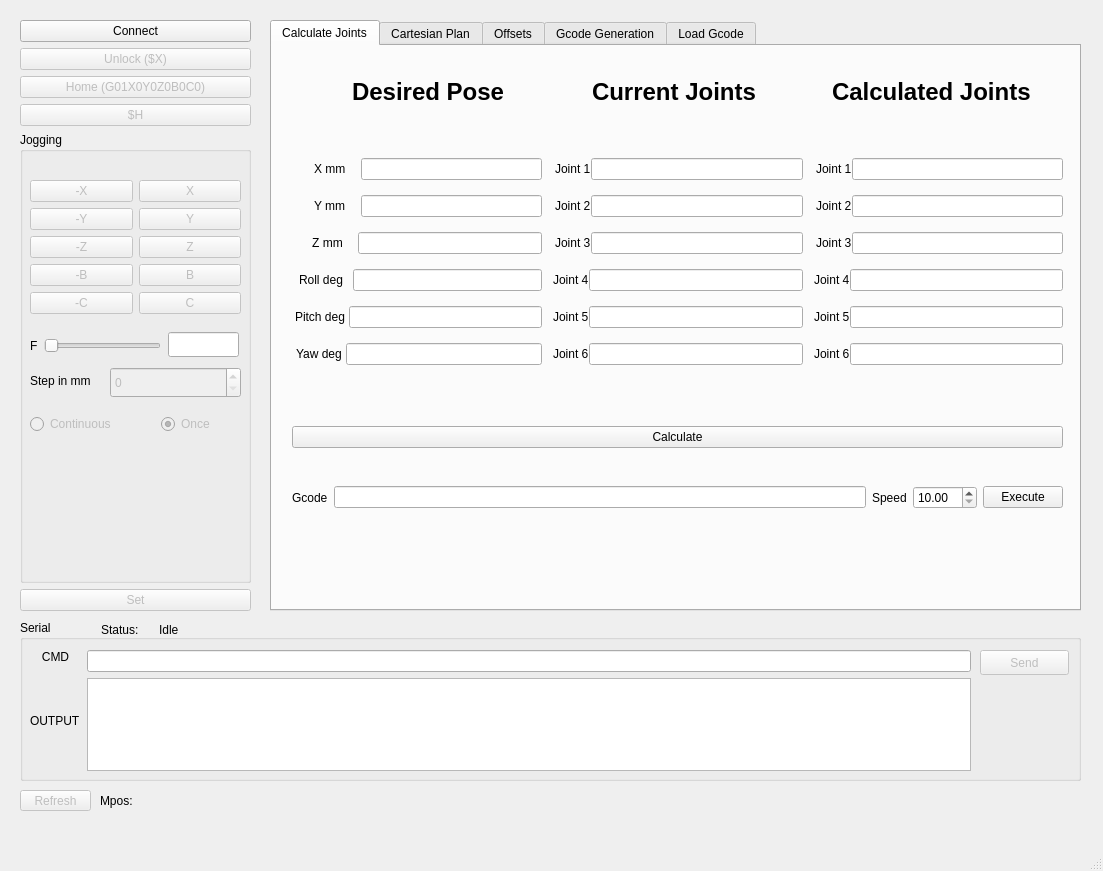
First picture: the form in dummy_robot_moveit_config/pyqt/DoldGuiRoboter.ui, repository ajosuemendez/5_Achse_Maschine, before the edit.
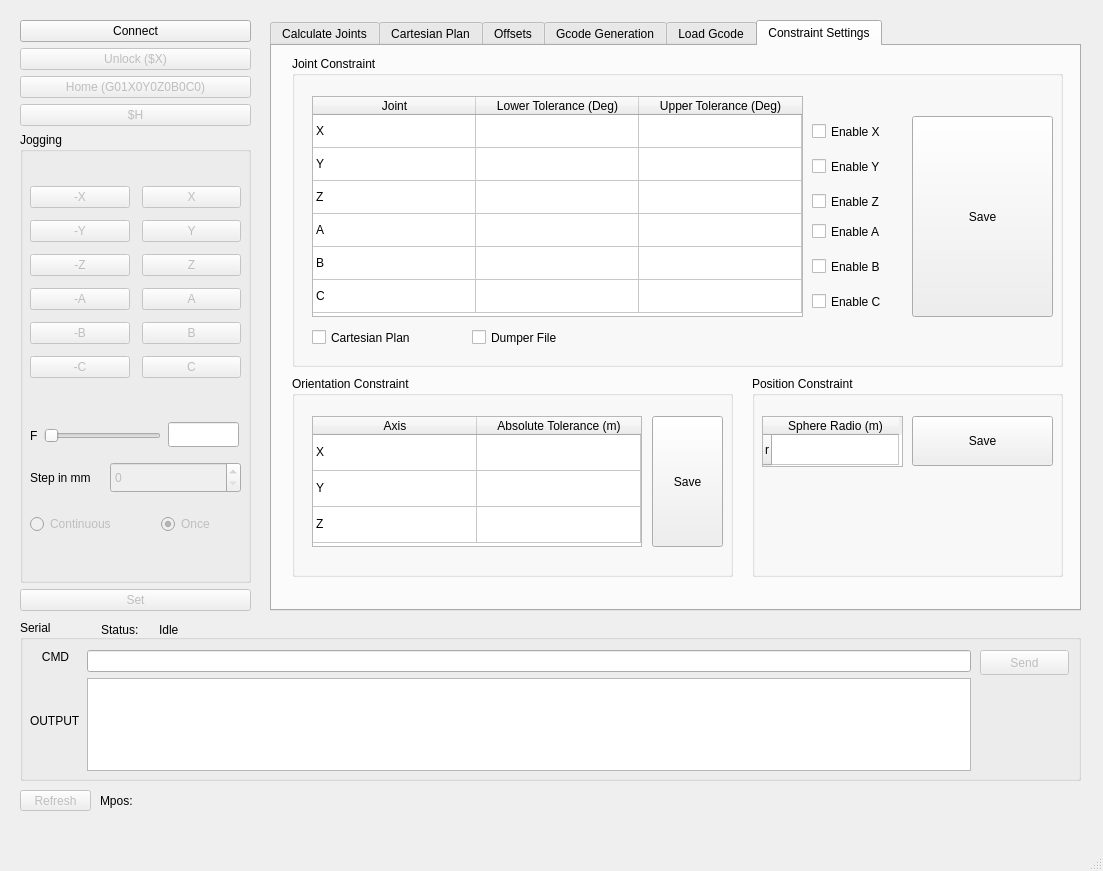
Second picture: the form after the edit. The open tabs and pages were chosen to show the change.

What changed in the file:
```diff
--- a/dummy_robot_moveit_config/pyqt/DoldGuiRoboter.ui
+++ b/dummy_robot_moveit_config/pyqt/DoldGuiRoboter.ui
@@ -1951,6 +1951,375 @@
       </property>
      </widget>
     </widget>
+    <widget class="QWidget" name="tab_2">
+     <attribute name="title">
+      <string>Constraint Settings</string>
+     </attribute>
+     <widget class="QGroupBox" name="groupBox_8">
+      <property name="geometry">
+       <rect>
+        <x>20</x>
+        <y>10</y>
+        <width>771</width>
+        <height>311</height>
+       </rect>
+      </property>
+      <property name="title">
+       <string>Joint Constraint</string>
+      </property>
+      <widget class="QTableWidget" name="jointConstraintTableWidget">
+       <property name="geometry">
+        <rect>
+         <x>20</x>
+         <y>40</y>
+         <width>491</width>
+         <height>221</height>
+        </rect>
+       </property>
+       <attribute name="horizontalHeaderDefaultSectionSize">
+        <number>163</number>
+       </attribute>
+       <attribute name="verticalHeaderVisible">
+        <bool>false</bool>
+       </attribute>
+       <attribute name="verticalHeaderDefaultSectionSize">
+        <number>33</number>
+       </attribute>
+       <attribute name="verticalHeaderHighlightSections">
+        <bool>false</bool>
+       </attribute>
+       <row>
+        <property name="text">
+         <string>1</string>
+        </property>
+       </row>
+       <row>
+        <property name="text">
+         <string>2</string>
+        </property>
+       </row>
+       <row>
+        <property name="text">
+         <string>3</string>
+        </property>
+       </row>
+       <row>
+        <property name="text">
+         <string>4</string>
+        </property>
+       </row>
+       <row>
+        <property name="text">
+         <string>5</string>
+        </property>
+       </row>
+       <row>
+        <property name="text">
+         <string>6</string>
+        </property>
+       </row>
+       <column>
+        <property name="text">
+         <string>Joint</string>
+        </property>
+       </column>
+       <column>
+        <property name="text">
+         <string>Lower Tolerance (Deg)</string>
+        </property>
+       </column>
+       <column>
+        <property name="text">
+         <string>Upper Tolerance (Deg)</string>
+        </property>
+       </column>
+       <item row="0" column="0">
+        <property name="text">
+         <string>X</string>
+        </property>
+       </item>
+       <item row="1" column="0">
+        <property name="text">
+         <string>Y</string>
+        </property>
+       </item>
+       <item row="2" column="0">
+        <property name="text">
+         <string>Z</string>
+        </property>
+       </item>
+       <item row="3" column="0">
+        <property name="text">
+         <string>A</string>
+        </property>
+       </item>
+       <item row="4" column="0">
+        <property name="text">
+         <string>B</string>
+        </property>
+       </item>
+       <item row="5" column="0">
+        <property name="text">
+         <string>C</string>
+        </property>
+       </item>
+      </widget>
+      <widget class="QCheckBox" name="jointConstraintEnableXCheckBox">
+       <property name="geometry">
+        <rect>
+         <x>520</x>
+         <y>60</y>
+         <width>81</width>
+         <height>31</height>
+        </rect>
+       </property>
+       <property name="text">
+        <string>Enable X</string>
+       </property>
+      </widget>
+      <widget class="QCheckBox" name="jointConstraintEnableYCheckBox">
+       <property name="geometry">
+        <rect>
+         <x>520</x>
+         <y>90</y>
+         <width>92</width>
+         <height>41</height>
+        </rect>
+       </property>
+       <property name="text">
+        <string>Enable Y</string>
+       </property>
+      </widget>
+      <widget class="QCheckBox" name="jointConstraintEnableZCheckBox">
+       <property name="geometry">
+        <rect>
+         <x>520</x>
+         <y>130</y>
+         <width>92</width>
+         <height>31</height>
+        </rect>
+       </property>
+       <property name="text">
+        <string>Enable Z</string>
+       </property>
+      </widget>
+      <widget class="QCheckBox" name="jointConstraintEnableACheckBox">
+       <property name="geometry">
+        <rect>
+         <x>520</x>
+         <y>160</y>
+         <width>92</width>
+         <height>31</height>
+        </rect>
+       </property>
+       <property name="text">
+        <string>Enable A</string>
+       </property>
+      </widget>
+      <widget class="QCheckBox" name="jointConstraintEnableCCheckBox">
+       <property name="geometry">
+        <rect>
+         <x>520</x>
+         <y>230</y>
+         <width>92</width>
+         <height>31</height>
+        </rect>
+       </property>
+       <property name="text">
+        <string>Enable C</string>
+       </property>
+      </widget>
+      <widget class="QCheckBox" name="jointConstraintEnableBCheckBox">
+       <property name="geometry">
+        <rect>
+         <x>520</x>
+         <y>190</y>
+         <width>92</width>
+         <height>41</height>
+        </rect>
+       </property>
+       <property name="text">
+        <string>Enable B</string>
+       </property>
+      </widget>
+      <widget class="QCheckBox" name="jointConstraintCartesianCheckBox">
+       <property name="geometry">
+        <rect>
+         <x>20</x>
+         <y>270</y>
+         <width>151</width>
+         <height>23</height>
+        </rect>
+       </property>
+       <property name="text">
+        <string>Cartesian Plan</string>
+       </property>
+      </widget>
+      <widget class="QCheckBox" name="jointConstraintDumperCheckBox">
+       <property name="geometry">
+        <rect>
+         <x>180</x>
+         <y>270</y>
+         <width>151</width>
+         <height>23</height>
+        </rect>
+       </property>
+       <property name="text">
+        <string>Dumper File</string>
+       </property>
+      </widget>
+      <widget class="QPushButton" name="JointConstraintSaveButton">
+       <property name="geometry">
+        <rect>
+         <x>620</x>
+         <y>60</y>
+         <width>141</width>
+         <height>201</height>
+        </rect>
+       </property>
+       <property name="text">
+        <string>Save</string>
+       </property>
+      </widget>
+     </widget>
+     <widget class="QGroupBox" name="groupBox_9">
+      <property name="geometry">
+       <rect>
+        <x>480</x>
+        <y>330</y>
+        <width>311</width>
+        <height>201</height>
+       </rect>
+      </property>
+      <property name="title">
+       <string>Position Constraint</string>
+      </property>
+      <widget class="QTableWidget" name="positionConstraintTableWidget">
+       <property name="geometry">
+        <rect>
+         <x>10</x>
+         <y>40</y>
+         <width>141</width>
+         <height>51</height>
+        </rect>
+       </property>
+       <attribute name="horizontalHeaderDefaultSectionSize">
+        <number>127</number>
+       </attribute>
+       <row>
+        <property name="text">
+         <string>r</string>
+        </property>
+       </row>
+       <column>
+        <property name="text">
+         <string>Sphere Radio (m)</string>
+        </property>
+       </column>
+      </widget>
+      <widget class="QPushButton" name="positionConstraintSaveButton">
+       <property name="geometry">
+        <rect>
+         <x>160</x>
+         <y>40</y>
+         <width>141</width>
+         <height>50</height>
+        </rect>
+       </property>
+       <property name="text">
+        <string>Save</string>
+       </property>
+      </widget>
+     </widget>
+     <widget class="QGroupBox" name="groupBox_10">
+      <property name="geometry">
+       <rect>
+        <x>20</x>
+        <y>330</y>
+        <width>441</width>
+        <height>201</height>
+       </rect>
+      </property>
+      <property name="title">
+       <string>Orientation Constraint</string>
+      </property>
+      <widget class="QTableWidget" name="orientationConstraintTableWidget">
+       <property name="geometry">
+        <rect>
+         <x>20</x>
+         <y>40</y>
+         <width>330</width>
+         <height>131</height>
+        </rect>
+       </property>
+       <attribute name="horizontalHeaderDefaultSectionSize">
+        <number>164</number>
+       </attribute>
+       <attribute name="verticalHeaderVisible">
+        <bool>false</bool>
+       </attribute>
+       <attribute name="verticalHeaderDefaultSectionSize">
+        <number>36</number>
+       </attribute>
+       <attribute name="verticalHeaderHighlightSections">
+        <bool>false</bool>
+       </attribute>
+       <row>
+        <property name="text">
+         <string>1</string>
+        </property>
+       </row>
+       <row>
+        <property name="text">
+         <string>2</string>
+        </property>
+       </row>
+       <row>
+        <property name="text">
+         <string>3</string>
+        </property>
+       </row>
+       <column>
+        <property name="text">
+         <string>Axis</string>
+        </property>
+       </column>
+       <column>
+        <property name="text">
+         <string>Absolute Tolerance (m)</string>
+        </property>
+       </column>
+       <item row="0" column="0">
+        <property name="text">
+         <string>X</string>
+        </property>
+       </item>
+       <item row="1" column="0">
+        <property name="text">
+         <string>Y</string>
+        </property>
+       </item>
+       <item row="2" column="0">
+        <property name="text">
+         <string>Z</string>
+        </property>
+       </item>
+      </widget>
+      <widget class="QPushButton" name="orientationConstraintSaveButton">
+       <property name="geometry">
+        <rect>
+         <x>360</x>
+         <y>40</y>
+         <width>71</width>
+         <height>131</height>
+        </rect>
+       </property>
+       <property name="text">
+        <string>Save</string>
+       </property>
+      </widget>
+     </widget>
+    </widget>
    </widget>
    <widget class="QWidget" name="layoutWidget">
     <property name="geometry">
@@ -2019,17 +2388,23 @@
           <property name="geometry">
            <rect>
             <x>10</x>
-            <y>30</y>
+            <y>10</y>
             <width>211</width>
-            <height>171</height>
+            <height>281</height>
            </rect>
           </property>
           <layout class="QVBoxLayout" name="verticalLayout_4">
+           <property name="spacing">
+            <number>14</number>
+           </property>
            <property name="sizeConstraint">
             <enum>QLayout::SetDefaultConstraint</enum>
            </property>
            <item>
             <layout class="QVBoxLayout" name="verticalLayout_3">
+             <property name="spacing">
+              <number>12</number>
+             </property>
              <item>
               <layout class="QHBoxLayout" name="horizontalLayout_2">
                <property name="sizeConstraint">
@@ -2105,6 +2480,30 @@
                </item>
               </layout>
              </item>
+             <item>
+              <layout class="QHBoxLayout" name="horizontalLayout_39">
+               <item>
+                <widget class="QPushButton" name="backAButton">
+                 <property name="enabled">
+                  <bool>false</bool>
+                 </property>
+                 <property name="text">
+                  <string>-A</string>
+                 </property>
+                </widget>
+               </item>
+               <item>
+                <widget class="QPushButton" name="forwardAButton">
+                 <property name="enabled">
+                  <bool>false</bool>
+                 </property>
+                 <property name="text">
+                  <string>A</string>
+                 </property>
+                </widget>
+               </item>
+              </layout>
+             </item>
              <item>
               <layout class="QHBoxLayout" name="horizontalLayout_5">
                <item>
@@ -2161,9 +2560,9 @@
           <property name="geometry">
            <rect>
             <x>10</x>
-            <y>240</y>
+            <y>330</y>
             <width>81</width>
-            <height>17</height>
+            <height>31</height>
            </rect>
           </property>
           <property name="text">
@@ -2180,7 +2579,7 @@
           <property name="geometry">
            <rect>
             <x>90</x>
-            <y>235</y>
+            <y>330</y>
             <width>131</width>
             <height>31</height>
            </rect>
@@ -2190,7 +2589,7 @@
           <property name="geometry">
            <rect>
             <x>10</x>
-            <y>200</y>
+            <y>290</y>
             <width>131</width>
             <height>27</height>
            </rect>
@@ -2219,7 +2618,7 @@
           <property name="geometry">
            <rect>
             <x>10</x>
-            <y>280</y>
+            <y>380</y>
             <width>213</width>
             <height>25</height>
            </rect>
@@ -2257,7 +2656,7 @@
           <property name="geometry">
            <rect>
             <x>148</x>
-            <y>200</y>
+            <y>290</y>
             <width>71</width>
             <height>25</height>
            </rect>
```
Left out of the diff: 357 changed lines with no effect on the pictures.
